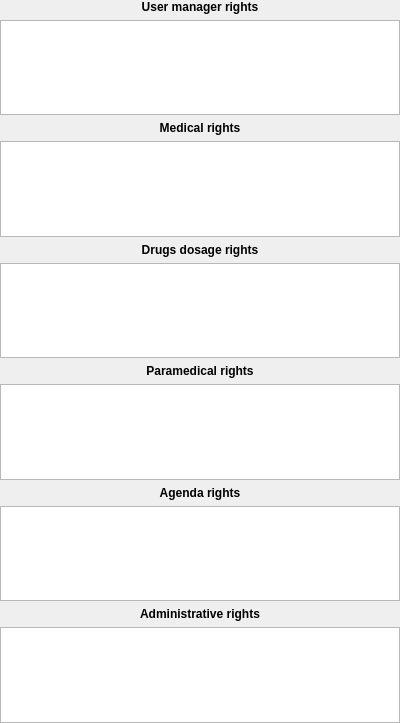
This is plugins/usermanagerplugin/widgets/userviewer_medicalrights.ui in FreeHealth/freehealth as Qt 5 draws it before an edit. The edited form follows.
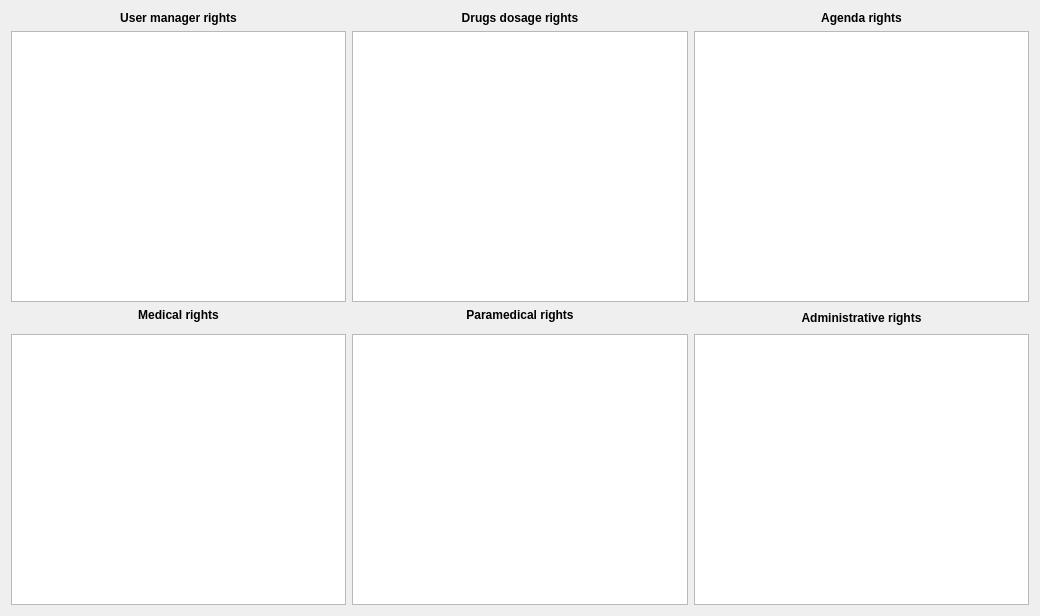
This is the edited form. Custom widgets are drawn as their Qt base class.

```diff
--- a/plugins/usermanagerplugin/widgets/userviewer_medicalrights.ui
+++ b/plugins/usermanagerplugin/widgets/userviewer_medicalrights.ui
@@ -6,17 +6,14 @@
    <rect>
     <x>0</x>
     <y>0</y>
-    <width>400</width>
-    <height>723</height>
+    <width>1040</width>
+    <height>616</height>
    </rect>
   </property>
   <property name="windowTitle">
    <string>Form</string>
   </property>
   <layout class="QGridLayout" name="gridLayout">
-   <property name="margin">
-    <number>0</number>
-   </property>
    <item row="0" column="0">
     <widget class="QLabel" name="label_25">
      <property name="font">
@@ -33,9 +30,47 @@
      </property>
     </widget>
    </item>
+   <item row="0" column="1">
+    <widget class="QLabel" name="label_28">
+     <property name="font">
+      <font>
+       <weight>75</weight>
+       <bold>true</bold>
+      </font>
+     </property>
+     <property name="text">
+      <string>Drugs dosage rights</string>
+     </property>
+     <property name="alignment">
+      <set>Qt::AlignCenter</set>
+     </property>
+    </widget>
+   </item>
+   <item row="0" column="2">
+    <widget class="QLabel" name="label_27">
+     <property name="font">
+      <font>
+       <weight>75</weight>
+       <bold>true</bold>
+      </font>
+     </property>
+     <property name="text">
+      <string>Agenda rights</string>
+     </property>
+     <property name="alignment">
+      <set>Qt::AlignCenter</set>
+     </property>
+    </widget>
+   </item>
    <item row="1" column="0">
     <widget class="UserPlugin::Internal::UserRightsWidget" name="userManagerRightsListWidget"/>
    </item>
+   <item row="1" column="1">
+    <widget class="UserPlugin::Internal::UserRightsWidget" name="drugsRightsListWidget"/>
+   </item>
+   <item row="1" column="2">
+    <widget class="UserPlugin::Internal::UserRightsWidget" name="agendaRightsWidget"/>
+   </item>
    <item row="2" column="0">
     <widget class="QLabel" name="label_19">
      <property name="font">
@@ -52,29 +87,7 @@
      </property>
     </widget>
    </item>
-   <item row="3" column="0">
-    <widget class="UserPlugin::Internal::UserRightsWidget" name="medicalRightsListWidget"/>
-   </item>
-   <item row="4" column="0">
-    <widget class="QLabel" name="label_28">
-     <property name="font">
-      <font>
-       <weight>75</weight>
-       <bold>true</bold>
-      </font>
-     </property>
-     <property name="text">
-      <string>Drugs dosage rights</string>
-     </property>
-     <property name="alignment">
-      <set>Qt::AlignCenter</set>
-     </property>
-    </widget>
-   </item>
-   <item row="5" column="0">
-    <widget class="UserPlugin::Internal::UserRightsWidget" name="drugsRightsListWidget"/>
-   </item>
-   <item row="6" column="0">
+   <item row="2" column="1">
     <widget class="QLabel" name="label_26">
      <property name="font">
       <font>
@@ -90,29 +103,7 @@
      </property>
     </widget>
    </item>
-   <item row="7" column="0">
-    <widget class="UserPlugin::Internal::UserRightsWidget" name="paramedicalRightsWidget"/>
-   </item>
-   <item row="8" column="0">
-    <widget class="QLabel" name="label_27">
-     <property name="font">
-      <font>
-       <weight>75</weight>
-       <bold>true</bold>
-      </font>
-     </property>
-     <property name="text">
-      <string>Agenda rights</string>
-     </property>
-     <property name="alignment">
-      <set>Qt::AlignCenter</set>
-     </property>
-    </widget>
-   </item>
-   <item row="9" column="0">
-    <widget class="UserPlugin::Internal::UserRightsWidget" name="agendaRightsWidget"/>
-   </item>
-   <item row="10" column="0">
+   <item row="2" column="2" rowspan="2">
     <widget class="QLabel" name="label_29">
      <property name="font">
       <font>
@@ -128,9 +119,15 @@
      </property>
     </widget>
    </item>
-   <item row="11" column="0">
+   <item row="4" column="2">
     <widget class="UserPlugin::Internal::UserRightsWidget" name="administrativeRightsWidget"/>
    </item>
+   <item row="4" column="1">
+    <widget class="UserPlugin::Internal::UserRightsWidget" name="paramedicalRightsWidget"/>
+   </item>
+   <item row="4" column="0">
+    <widget class="UserPlugin::Internal::UserRightsWidget" name="medicalRightsListWidget"/>
+   </item>
   </layout>
  </widget>
  <customwidgets>
```
